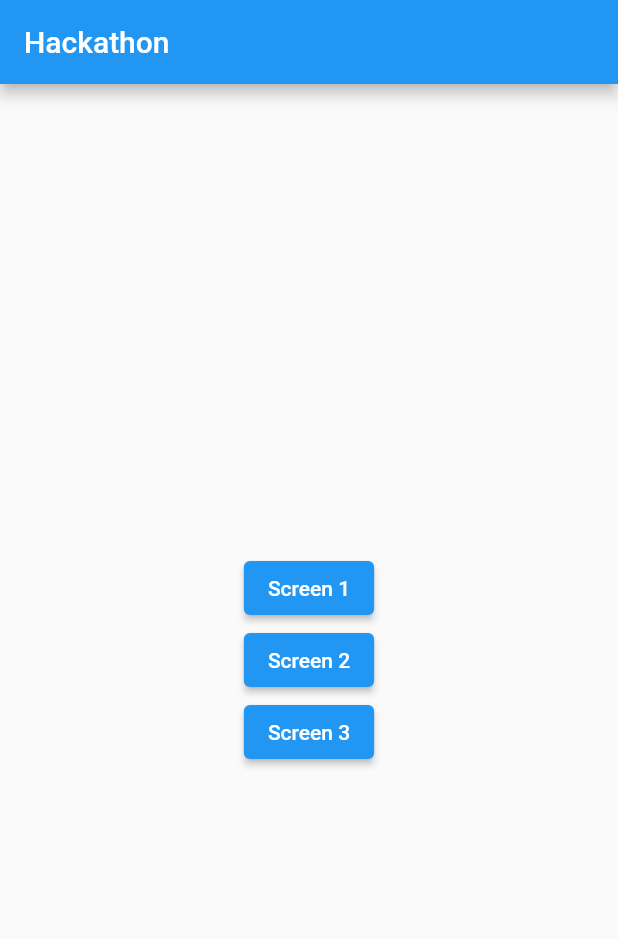
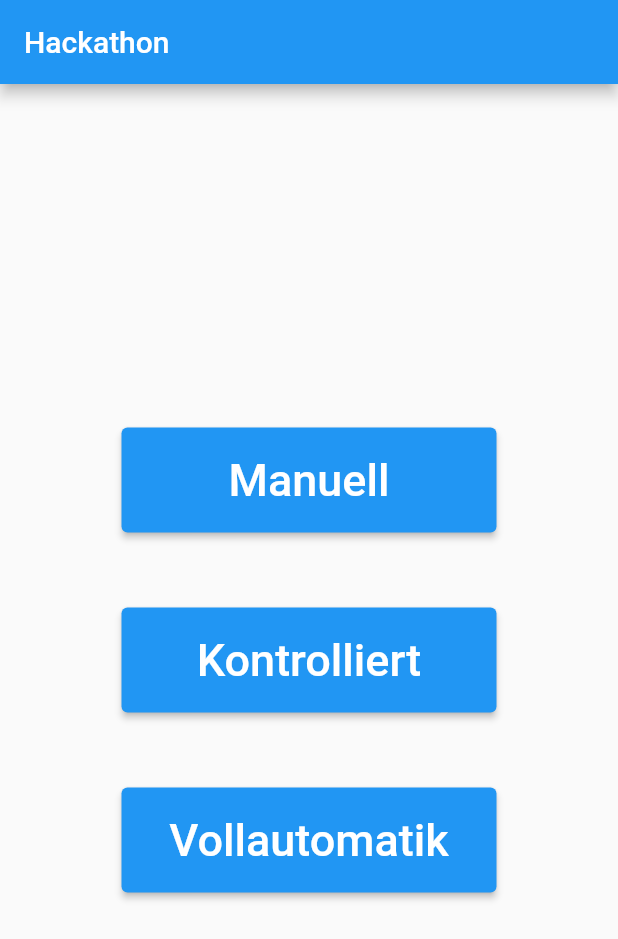
Before and after one commit to saschabultmann/hackathon05092022, a Flutter app: the screen it shows after launch, on a phone screen of 412 x 824 dp. Shown: the top 939 px of the screen. Run offline on Flutter 3.47's test engine with Material 2 defaults, Android fonts, the phone set to English and light mode, and no system bars; our stand-ins replace bloc, dotted_line, flutter_bloc.

Commit message:
added more functionality

```diff
--- a/lib/bloc/page_event.dart
+++ b/lib/bloc/page_event.dart
@@ -27,3 +27,10 @@ class MoveProject extends PageEvent {
   final int newIndex;
   MoveProject(this.oldIndex, this.newIndex);
 }
+
+class StartDrag extends PageEvent {}
+
+class AddBreak extends PageEvent {
+  final DragProject project;
+  AddBreak(this.project);
+}
--- a/lib/bloc/page_state.dart
+++ b/lib/bloc/page_state.dart
@@ -3,7 +3,9 @@ part of 'page_bloc.dart';
 class PageState {
   final Screen screen;
   final List<int> selectedProjects;
-  final List<DragProject?> projectList;
+  final List<DragProject> projectList;
+  final bool isDraggingProject;
 
-  PageState(this.screen, this.selectedProjects, this.projectList);
+  PageState(this.screen, this.selectedProjects, this.projectList,
+      this.isDraggingProject);
 }
--- a/lib/main.dart
+++ b/lib/main.dart
@@ -64,6 +64,27 @@ class _MyHomePageState extends State<MyHomePage> {
             title: Text(widget.title),
           ),
           body: renderScreen(state.screen),
+          floatingActionButton: state.screen == Screen.Timeline ||
+                  state.screen == Screen.ProjectSelection
+              ? FloatingActionButton.extended(
+                  onPressed: () {
+                    if (state.screen == Screen.ProjectSelection) {
+                      BlocProvider.of<PageBloc>(context)
+                          .add(PageChange(Screen.Timeline));
+                    } else {
+                      BlocProvider.of<PageBloc>(context)
+                          .add(PageChange(Screen.Login));
+                    }
+                  },
+                  label: state.screen == Screen.ProjectSelection
+                      ? Text("Weiter")
+                      : Text('Senden'),
+                  icon: state.screen == Screen.ProjectSelection
+                      ? null
+                      : Icon(Icons.check),
+                  backgroundColor: Colors.green,
+                )
+              : null,
         );
       },
     );
--- a/lib/pages/login.dart
+++ b/lib/pages/login.dart
@@ -12,18 +12,34 @@ class Loginscreen extends StatelessWidget {
     return Center(
         child: Column(
       children: [
-        ElevatedButton(
+        SizedBox(
+          height: 70,
+          width: 250,
+          child: ElevatedButton(
               onPressed: () => BlocProvider.of<PageBloc>(context)
                   .add(PageChange(Screen.ProjectSelection)),
-            child: const Text("Screen 1")),
-        ElevatedButton(
+              child: const Text("Manuell", style: TextStyle(fontSize: 30))),
+        ),
+        SizedBox(height: 50),
+        SizedBox(
+          height: 70,
+          width: 250,
+          child: ElevatedButton(
               onPressed: () => BlocProvider.of<PageBloc>(context)
                   .add(PageChange(Screen.Screen2)),
-            child: const Text("Screen 2")),
-        ElevatedButton(
+              child:
+                  const Text("Kontrolliert", style: TextStyle(fontSize: 30))),
+        ),
+        SizedBox(height: 50),
+        SizedBox(
+          height: 70,
+          width: 250,
+          child: ElevatedButton(
               onPressed: () => BlocProvider.of<PageBloc>(context)
                   .add(PageChange(Screen.Screen3)),
-            child: const Text("Screen 3")),
+              child:
+                  const Text("Vollautomatik", style: TextStyle(fontSize: 30))),
+        ),
       ],
       mainAxisAlignment: MainAxisAlignment.center,
     ));
--- a/lib/utils/dragProject.dart
+++ b/lib/utils/dragProject.dart
@@ -1,6 +1,8 @@
 class DragProject {
-  DragProject(this.projectId, this.duration);
+  DragProject(this.projectId, this.duration, this.isRealBreak);
 
-  final int projectId;
-  final int duration;
+  final int? projectId;
+  int duration;
+  bool isRealBreak;
+  bool get isBreak => projectId == null;
 }
```
Also changed, not shown: lib/bloc/page_bloc.dart (+83 -16 lines), lib/pages/projectSelection.dart (+0 -9 lines), lib/pages/screen2.dart (+17 -7 lines), lib/pages/timelineScreen.dart (+156 -62 lines), lib/utils/db.dart (+8 -0 lines), lib/widgets/addPause.dart (added, +35 -0 lines), lib/widgets/timeline.dart (+6 -4 lines). Lines whose indentation alone changed are shown as unchanged.
